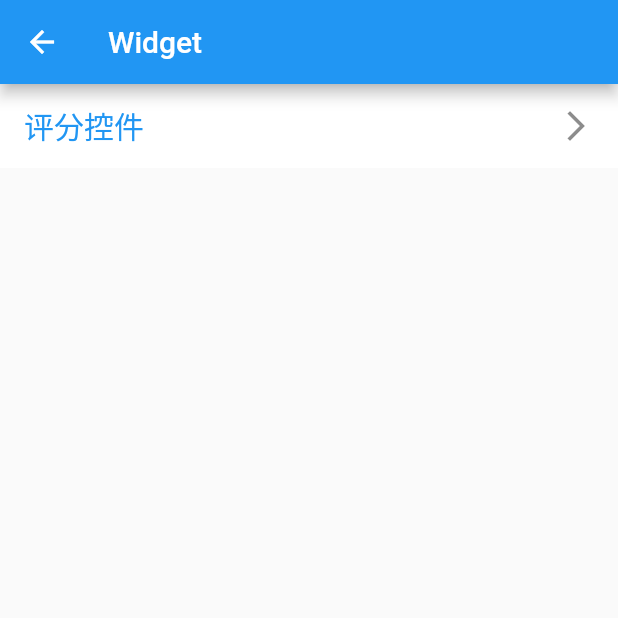
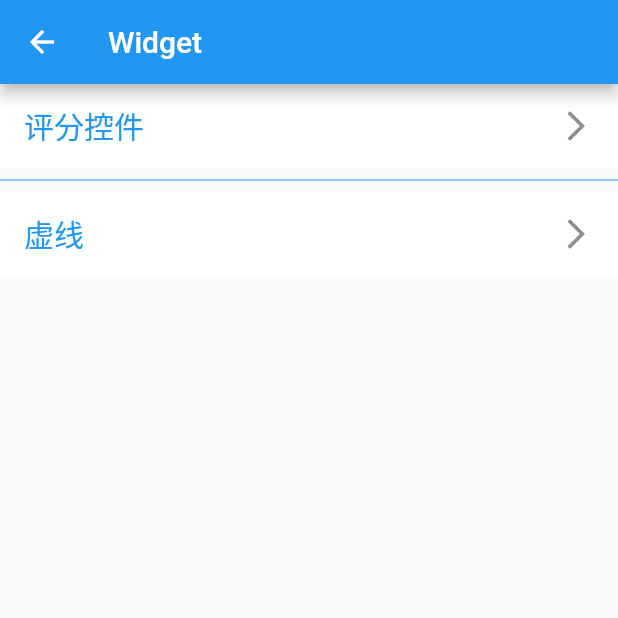
Before and after one commit to kejunyao/flutter_practice, a Flutter app: the screen it shows after launch, after a tap on "Widget", on a phone screen of 412 x 824 dp, the top half of it. Run offline on Flutter 3.47's test engine with Material 2 defaults, Android fonts, the phone set to English and light mode, and no system bars.

Commit message:
【Add】新增虚线控件
Signed-off-by: kejunyao <kejunyao@126.com>

```diff
--- a/lib/widget/base_grid_view_screen.dart
+++ b/lib/example/base_grid_view_screen.dart
@@ -6,7 +6,7 @@ import 'package:flutter_practice/util/navigator_utils.dart';
 typedef OnItemSelectedCallback = Function(int index, Item item);
 
 /// 通用GridView界面
-abstract class BaseGridView extends StatefulWidget {
+abstract class BaseGridView extends StatelessWidget {
 
   final List<Item> items = [];
 
@@ -19,33 +19,16 @@ abstract class BaseGridView extends StatefulWidget {
   }
 
   @override
-  State<StatefulWidget> createState() {
-    return _BaseGridState();
-  }
-
-  List<Item> buildItems();
-}
-
-class _BaseGridState extends State<BaseGridView> {
-
-  @override
-  void initState() {
-    super.initState();
-
-  }
-
-  @override
   Widget build(BuildContext context) {
     return Scaffold(
       appBar: AppBar(
-        title: Text(widget.title),
+        title: Text(title),
       ),
       body: _body(),
     );
   }
 
   Widget _body() {
-    List<Item> items = widget.items;
     return GridView.builder(
         shrinkWrap: true,
         physics: ClampingScrollPhysics(),
@@ -59,9 +42,10 @@ class _BaseGridState extends State<BaseGridView> {
               },
               child: Container(
                   alignment: Alignment.center,
-                  decoration: BoxDecoration(color: Colors.lightGreenAccent),
-                  child: Text(items[index].name, style: TextStyle(fontSize: 20, color: Colors.red))));
+                  decoration: BoxDecoration(color: Colors.blue),
+                  child: Text(items[index].name, style: TextStyle(fontSize: 20, color: Colors.white))));
         });
   }
 
+  List<Item> buildItems();
 }
--- a/lib/widget/base_list_view_screen.dart
+++ b/lib/example/base_list_view_screen.dart
@@ -6,12 +6,13 @@ import 'package:flutter_practice/util/navigator_utils.dart';
 typedef OnItemSelectedCallback = Function(int index, Item item);
 
 /// 通用ListView界面
-abstract class BaseListView extends StatefulWidget {
+abstract class BaseListView extends StatelessWidget {
 
   final List<Item> items = [];
 
   final String title;
   BaseListView({Key key, this.title}) : super(key: key) {
+    this.items.clear();
     List<Item> _items = buildItems();
     if (_items?.isNotEmpty == true) {
       this.items.addAll(_items);
@@ -19,36 +20,20 @@ abstract class BaseListView extends StatefulWidget {
   }
 
   @override
-  State<StatefulWidget> createState() {
-    return _BaseListState();
-  }
-
-  List<Item> buildItems();
-}
-
-class _BaseListState extends State<BaseListView> {
-
-  @override
-  void initState() {
-    super.initState();
-  }
-
-  @override
   Widget build(BuildContext context) {
     return Scaffold(
       appBar: AppBar(
-        title: Text(widget.title),
+        title: Text(title),
       ),
       body: _body(),
     );
   }
 
   Widget _body() {
-    List<Item> items = widget.items;
     Divider divider = Divider(color: Colors.blue);
     return ListView.separated(
-        // scrollDirection: Axis.horizontal,
-        itemCount: widget.items.length,
+      // scrollDirection: Axis.horizontal,
+        itemCount: items.length,
         separatorBuilder:  (BuildContext context, int index) {
           return divider;
         },
@@ -68,4 +53,6 @@ class _BaseListState extends State<BaseListView> {
           );
         });
   }
+
+  List<Item> buildItems();
 }
--- a/lib/item.dart
+++ b/lib/item.dart
@@ -1,4 +1,3 @@
-import 'package:flutter/cupertino.dart';
 import 'package:flutter/material.dart';
 
 /// 列表通用数据结构模型
@@ -17,4 +16,16 @@ class Item {
     );
   }
 
+  Item.withScaffoldCenter(String name, Widget widget) {
+    this.name = name;
+    this.page = Scaffold(
+      appBar: AppBar(
+        title: Text(name),
+      ),
+      body: Center(child: widget),
+    );
+  }
+
+  // Scaffold
+
 }
--- a/lib/main.dart
+++ b/lib/main.dart
@@ -1,7 +1,7 @@
 import 'package:flutter/material.dart';
-import 'package:flutter_practice/widget/base_grid_view_screen.dart';
+import 'package:flutter_practice/example/base_grid_view_screen.dart';
 import 'package:flutter_practice/item.dart';
-import 'package:flutter_practice/widget/widget_list_screen.dart';
+import 'package:flutter_practice/widget/example/widget_list_screen.dart';
 
 void main() {
   runApp(MyApp());
--- /dev/null
+++ b/lib/widget/example/widget_list_screen.dart
@@ -0,0 +1,36 @@
+import 'package:flutter/material.dart';
+import 'package:flutter/rendering.dart';
+import 'package:flutter_practice/example/base_list_view_screen.dart';
+import 'package:flutter_practice/item.dart';
+import 'package:flutter_practice/widget/dashed_line.dart';
+import 'package:flutter_practice/widget/star_rating.dart';
+
+/// 各种控件列表
+class WidgetListScreen extends BaseListView {
+  WidgetListScreen({Key key, String title}) : super(key: key, title: title);
+
+  @override
+  List<Item> buildItems() {
+    List<Item> items = [];
+    items.add(Item.withScaffoldCenter('评分控件', StartRating(rating: 9.5, count: 10)));
+    items.add(
+        Item.withScaffoldCenter('虚线',
+          Column(
+            mainAxisAlignment: MainAxisAlignment.center,
+            children: [
+              Container(
+                  width: 200,
+                  child: DashedLine(axis: Axis.horizontal, width: 6, height: 1, count: 20, color: Colors.black)
+              ),
+              Container(
+                  height: 200,
+                  child: DashedLine(axis: Axis.vertical, width: 1, height: 6, count: 20, color: Colors.red)
+              )
+            ],
+          )
+        )
+    );
+    return items;
+  }
+
+}
--- a/lib/widget/widget_list_screen.dart
+++ /dev/null
@@ -1,18 +0,0 @@
-import 'package:flutter/cupertino.dart';
-import 'package:flutter_practice/widget/base_list_view_screen.dart';
-import 'package:flutter_practice/item.dart';
-import 'package:flutter_practice/widget/star_rating.dart';
-
-/// 各种控件列表
-class WidgetListScreen extends BaseListView {
-
-  WidgetListScreen({Key key, String title}) : super(key: key, title: title);
-
-  @override
-  List<Item> buildItems() {
-    List<Item> items = [];
-    items.add(Item.withScaffold('评分控件', StartRating(rating: 9.5, count: 10)));
-    return items;
-  }
-
-}
```
Also changed, not shown: lib/widget/dashed_line.dart (added, +41 -0 lines).
